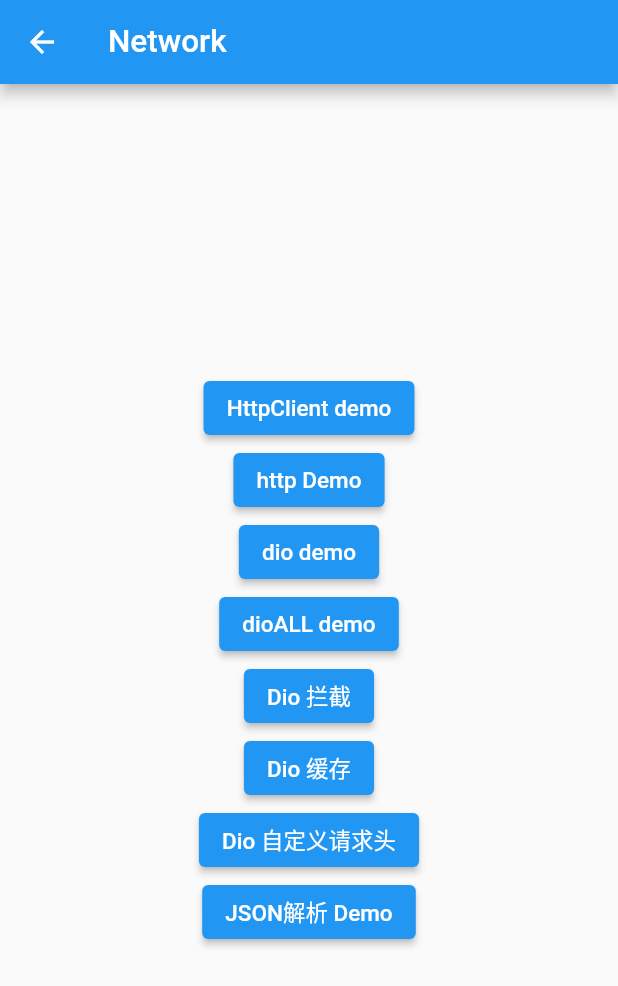
After one commit to MoonCheung/dart-source, a Flutter app: the NetworkState screen opened by its route, after a tap on "HttpClient demo", on a phone screen of 412 x 824 dp. The commit adds this screen. Shown: the top 986 px of the screen. Run offline on Flutter 3.47's test engine with Material 2 defaults, Android fonts, the phone set to English and light mode, and no system bars; our stand-ins replace cached_network_image, chopper, dio, event_bus, flutter_colorpicker, flutter_slidable and 5 more; accounts and stored records are empty; generated files the repository leaves out were written again; network calls fail; project files that could hold a hidden picture were left out.

Commit message:
feat: network

```diff
--- a/flutter_demo/lib/router/index.dart
+++ b/flutter_demo/lib/router/index.dart
@@ -6,6 +6,8 @@ import '../views/gourpordraw/index.dart';
 import '../views/gesture/index.dart';
 import '../views/data_transfer/index.dart';
 import '../views/animation/index.dart';
+import '../views/async/index.dart';
+import '../views/network/index.dart';
 
 // NOTE：路由配置API的用法
 // Navigator 声明式导航2.0
@@ -33,5 +35,7 @@ class CustomRoutes {
     '/data': (BuildContext context) => const DataTransfers(title: '数据通信'),
     '/animation': (BuildContext context) =>
         const AnimatioWidget(title: 'Futter 动画'),
+    '/async': (BuildContext context) => const AsyncAwait(title: 'Async'),
+    '/network': (BuildContext context) => const NetworkState(title: 'Network'),
   };
 }
--- a/flutter_demo/lib/views/animation/page_animate.dart
+++ b/flutter_demo/lib/views/animation/page_animate.dart
@@ -20,7 +20,7 @@ class PageAnimate extends StatelessWidget {
       ),
       onTap: () {
         Navigator.of(context)
-            .push(MaterialPageRoute(builder: (_) => HeroPage()));
+            .push(MaterialPageRoute(builder: (_) => const HeroPage()));
       },
     ));
   }
@@ -32,7 +32,7 @@ class HeroPage extends StatelessWidget {
   @override
   Widget build(BuildContext context) {
     return Scaffold(
-        appBar: AppBar(title: Text('Hero 放大器')),
+        appBar: AppBar(title: const Text('Hero 放大器')),
         body: Hero(
             tag: 'hero',
             child: Center(
--- a/flutter_demo/lib/views/card_list/index.dart
+++ b/flutter_demo/lib/views/card_list/index.dart
@@ -79,6 +79,25 @@ class _CardListState extends State<CardList> {
                       child: Center(child: Text('Flutter 动画')))),
               color: Colors.teal[500],
             ),
+            Card(
+              child: InkWell(
+                  onTap: () {
+                    Navigator.of(context).pushNamed('/async');
+                  },
+                  child: const Padding(
+                      padding: padding,
+                      child: Center(child: Text('Flutter async')))),
+              color: Colors.teal[500],
+            ),
+            Card(
+              child: InkWell(
+                  onTap: () {
+                    Navigator.of(context).pushNamed('/network');
+                  },
+                  child: const Padding(
+                      padding: padding, child: Center(child: Text('Network')))),
+              color: Colors.teal[500],
+            ),
           ],
         ));
   }
--- a/flutter_demo/lib/views/gesture/index.dart
+++ b/flutter_demo/lib/views/gesture/index.dart
@@ -1,5 +1,3 @@
-// ignore_for_file: unused_field
-
 import 'package:flutter/material.dart';
 import 'package:flutter/gestures.dart';
 
--- /dev/null
+++ b/flutter_demo/lib/views/network/index.dart
@@ -0,0 +1,245 @@
+import 'package:flutter/material.dart';
+import 'dart:io';
+import 'dart:convert';
+import 'package:http/http.dart' as http;
+import 'package:dio/dio.dart';
+import 'package:flutter/foundation.dart';
+
+class NetworkState extends StatefulWidget {
+  const NetworkState({Key? key, required this.title}) : super(key: key);
+  final String title;
+
+  @override
+  _NetworkStateState createState() => _NetworkStateState();
+}
+
+class _NetworkStateState extends State<NetworkState> {
+  // 原生HttpClient 方法
+  httpClientDemo() async {
+    try {
+      final httpClient = HttpClient();
+      // 设置持续时间
+      httpClient.idleTimeout = Duration(seconds: 5);
+      // 解析URL
+      final uri = Uri.parse("https://flutter.dev");
+      final request = await httpClient.getUrl(uri);
+      // 设置请求头
+      request.headers.add("user-agent", "Custom-UA");
+      final response = await request.close();
+
+      print('Respone code: ${response.statusCode}');
+      print(await response.transform(utf8.decoder).join());
+    } catch (e) {
+      print('Error:$e');
+    }
+  }
+
+  // 使用http依赖库方法
+  httpDemo() async {
+    try {
+      final client = http.Client();
+      // 解析URL
+      final uri = Uri.parse("https://flutter.dev");
+      // 设置请求头
+      http.Response response =
+          await client.get(uri, headers: {"user-agent": "Custom-UA"});
+      print('Respone code: ${response.statusCode}');
+      print(response.body);
+    } catch (e) {
+      print('Error:$e');
+    }
+  }
+
+  // 使用Dio方法
+  dioDemo() async {
+    try {
+      Dio dio = Dio();
+      // 解析URL,设置请求头
+      final response = await dio.get("https://flutter.dev",
+          options: Options(headers: {"user-agent": "Custom-UA"}));
+      print(response.data.toString());
+    } catch (e) {
+      print('Error:$e');
+    }
+  }
+
+  dioALLDemo() async {
+    try {
+      Dio dio = Dio();
+      // 设置请求头
+      dio.options.headers = {"user-agent": "Custom-UA"};
+      final List<Response> response = await Future.wait([
+        dio.get("https://flutter.dev"),
+        dio.get("https://flutter.dev"),
+      ]);
+
+      print("第一获取响应数据: ${response[0].toString()}");
+      print("第二获取响应数据: ${response[1].toString()}");
+    } catch (e) {
+      print('Error:$e');
+    }
+  }
+
+  // 拦截器拒绝方法
+  dioInterceptorReject() async {
+    Dio dio = new Dio();
+    dio.interceptors.add(InterceptorsWrapper(
+        onRequest: (RequestOptions options, RequestInterceptorHandler handler) {
+      // 拒绝带有错误消息的请求/响应
+      return handler
+          .reject(DioError(requestOptions: options, error: "Error：拦截的原因"));
+    }));
+
+    try {
+      final response = await dio.get("https://flutter.dev");
+      print(response.data.toString());
+    } catch (e) {
+      print('Error:$e');
+    }
+  }
+
+  // 拦截器缓存方法
+  dioIntercepterCache() async {
+    Dio dio = Dio();
+    dio.interceptors.add(InterceptorsWrapper(
+        onRequest: (RequestOptions options, RequestInterceptorHandler handler) {
+      return handler.resolve(Response(requestOptions: options, data: '返回缓存数据'));
+    }));
+
+    try {
+      final response = await dio.get("https://flutter.dev");
+      print(response.data.toString());
+    } catch (e) {
+      print('Error:$e');
+    }
+  }
+
+  //拦截器自定义请求头
+  dioIntercepterCustomHeader() async {
+    Dio dio = Dio();
+    dio.interceptors.add(InterceptorsWrapper(
+        onRequest: (RequestOptions options, RequestInterceptorHandler handler) {
+      options.headers["user-agent"] = "Custom-UA";
+      return handler.next(options);
+    }));
+
+    try {
+      final response = await dio.get("https://flutter.dev");
+      print(response.data.toString());
+    } catch (e) {
+      print('Error:$e');
+    }
+  }
+
+  // mock json
+  String jsonString = '''
+    {
+      "id":"123",
+      "name":"张三",
+      "score" : 95,
+      "teacher":
+         {
+           "name": "李四",
+           "age" : 40
+         }
+    }
+    ''';
+
+  static Student parseStudent(String content) {
+    return Student.fromJson(json.decode(content));
+  }
+
+  Future<Student> loadStudent() {
+    return compute(parseStudent, jsonString);
+  }
+
+  jsonParseDemo() {
+    loadStudent().then((s) {
+      String content = '''
+        name: ${s.name}
+        score:${s.score}
+        teacher:${s.teacher.name}
+        ''';
+      print(content);
+    });
+  }
+
+  @override
+  Widget build(BuildContext context) {
+    return Scaffold(
+        appBar: AppBar(
+          title: Text(widget.title),
+        ),
+        body: Container(
+            child: Center(
+          child: Column(
+              crossAxisAlignment: CrossAxisAlignment.center,
+              mainAxisAlignment: MainAxisAlignment.center,
+              children: <Widget>[
+                ElevatedButton(
+                  child: Text('HttpClient demo'),
+                  onPressed: () => httpClientDemo(),
+                ),
+                ElevatedButton(
+                  child: Text('http Demo'),
+                  onPressed: () => httpDemo(),
+                ),
+                ElevatedButton(
+                  child: Text('dio demo'),
+                  onPressed: () => dioDemo(),
+                ),
+                ElevatedButton(
+                  child: Text('dioALL demo'),
+                  onPressed: () => dioALLDemo(),
+                ),
+                ElevatedButton(
+                  child: Text('Dio 拦截'),
+                  onPressed: () => dioInterceptorReject(),
+                ),
+                ElevatedButton(
+                  child: Text('Dio 缓存'),
+                  onPressed: () => dioIntercepterCache(),
+                ),
+                ElevatedButton(
+                  child: Text('Dio 自定义请求头'),
+                  onPressed: () => dioIntercepterCustomHeader(),
+                ),
+                ElevatedButton(
+                  child: Text('JSON解析 Demo'),
+                  onPressed: () => jsonParseDemo(),
+                ),
+              ]),
+        )));
+  }
+}
+
+class Student {
+  Student(
+      {required this.id,
+      required this.name,
+      required this.score,
+      required this.teacher});
+  String id;
+  String name;
+  int score;
+  Teacher teacher;
+
+  factory Student.fromJson(Map<String, dynamic> parsedJson) {
+    return Student(
+      id: parsedJson['id'],
+      name: parsedJson['name'],
+      score: parsedJson['score'],
+      teacher: Teacher.fromJson(parsedJson['teacher']),
+    );
+  }
+}
+
+class Teacher {
+  Teacher({required this.name, required this.age});
+  String name;
+  int age;
+
+  factory Teacher.fromJson(Map<String, dynamic> parsedJson) {
+    return Teacher(name: parsedJson['name'], age: parsedJson['age']);
+  }
+}
--- a/flutter_demo/pubspec.yaml
+++ b/flutter_demo/pubspec.yaml
@@ -38,6 +38,8 @@ dependencies:
   cupertino_icons: ^1.0.2
   fluro: ^2.0.3
   event_bus: ^2.0.0
+  http: ^0.13.4
+  dio: ^4.0.4
 
 dev_dependencies:
   flutter_test:
```
Also changed, not shown: 1 other file.
